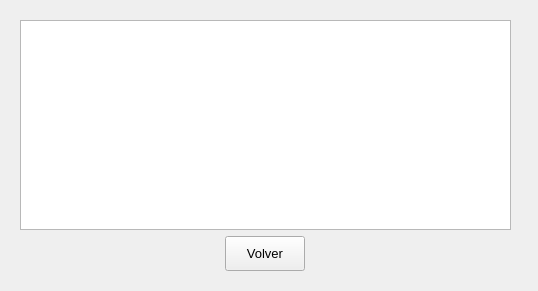
Old version of the form appv2/Qt/view_serial.ui in the repository nvargas24/PocketCube.
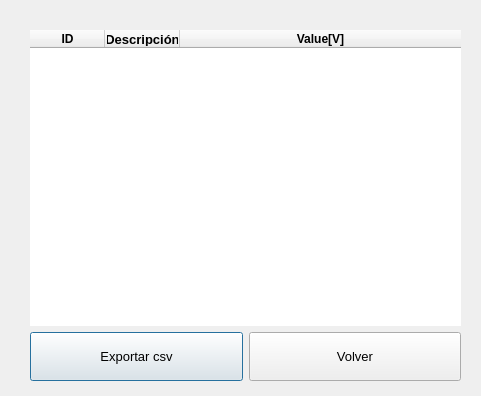
New version of the form.

Commit message: add ventana para ver datos seriales

Diff of the .ui file:
```diff
--- a/appv2/Qt/view_serial.ui
+++ b/appv2/Qt/view_serial.ui
@@ -1,13 +1,13 @@
 <?xml version="1.0" encoding="UTF-8"?>
 <ui version="4.0">
- <class>Form</class>
- <widget class="QWidget" name="Form">
+ <class>SerialData</class>
+ <widget class="QDialog" name="SerialData">
   <property name="geometry">
    <rect>
     <x>0</x>
     <y>0</y>
-    <width>538</width>
-    <height>291</height>
+    <width>481</width>
+    <height>396</height>
    </rect>
   </property>
   <property name="windowTitle">
@@ -16,29 +16,162 @@
   <widget class="QWidget" name="verticalLayoutWidget">
    <property name="geometry">
     <rect>
-     <x>20</x>
-     <y>20</y>
-     <width>491</width>
-     <height>251</height>
+     <x>30</x>
+     <y>30</y>
+     <width>431</width>
+     <height>351</height>
     </rect>
    </property>
    <layout class="QVBoxLayout" name="verticalLayout" stretch="6,1">
     <item>
-     <layout class="QHBoxLayout" name="horizontalLayout_2" stretch="4,6">
+     <layout class="QHBoxLayout" name="horizontalLayout_2" stretch="0">
       <item>
-       <widget class="QTableWidget" name="table_serial"/>
-      </item>
-      <item>
-       <layout class="QHBoxLayout" name="plot_serial"/>
+       <widget class="QTableWidget" name="table_serial_2">
+        <property name="font">
+         <font>
+          <pointsize>10</pointsize>
+         </font>
+        </property>
+        <property name="layoutDirection">
+         <enum>Qt::LeftToRight</enum>
+        </property>
+        <property name="frameShape">
+         <enum>QFrame::NoFrame</enum>
+        </property>
+        <property name="frameShadow">
+         <enum>QFrame::Raised</enum>
+        </property>
+        <property name="lineWidth">
+         <number>1</number>
+        </property>
+        <property name="midLineWidth">
+         <number>0</number>
+        </property>
+        <property name="verticalScrollBarPolicy">
+         <enum>Qt::ScrollBarAsNeeded</enum>
+        </property>
+        <property name="autoScrollMargin">
+         <number>4</number>
+        </property>
+        <property name="editTriggers">
+         <set>QAbstractItemView::NoEditTriggers</set>
+        </property>
+        <property name="alternatingRowColors">
+         <bool>true</bool>
+        </property>
+        <property name="selectionBehavior">
+         <enum>QAbstractItemView::SelectRows</enum>
+        </property>
+        <property name="textElideMode">
+         <enum>Qt::ElideRight</enum>
+        </property>
+        <property name="showGrid">
+         <bool>true</bool>
+        </property>
+        <property name="sortingEnabled">
+         <bool>false</bool>
+        </property>
+        <property name="wordWrap">
+         <bool>true</bool>
+        </property>
+        <property name="rowCount">
+         <number>0</number>
+        </property>
+        <property name="columnCount">
+         <number>3</number>
+        </property>
+        <attribute name="horizontalHeaderCascadingSectionResizes">
+         <bool>false</bool>
+        </attribute>
+        <attribute name="horizontalHeaderDefaultSectionSize">
+         <number>75</number>
+        </attribute>
+        <attribute name="horizontalHeaderStretchLastSection">
+         <bool>true</bool>
+        </attribute>
+        <attribute name="verticalHeaderVisible">
+         <bool>false</bool>
+        </attribute>
+        <attribute name="verticalHeaderMinimumSectionSize">
+         <number>20</number>
+        </attribute>
+        <attribute name="verticalHeaderDefaultSectionSize">
+         <number>20</number>
+        </attribute>
+        <column>
+         <property name="text">
+          <string>ID</string>
+         </property>
+         <property name="font">
+          <font>
+           <pointsize>9</pointsize>
+           <weight>75</weight>
+           <bold>true</bold>
+          </font>
+         </property>
+         <property name="textAlignment">
+          <set>AlignCenter</set>
+         </property>
+        </column>
+        <column>
+         <property name="text">
+          <string>Descripción</string>
+         </property>
+         <property name="font">
+          <font>
+           <family>MS Shell Dlg 2</family>
+           <weight>75</weight>
+           <bold>true</bold>
+          </font>
+         </property>
+         <property name="textAlignment">
+          <set>AlignCenter</set>
+         </property>
+        </column>
+        <column>
+         <property name="text">
+          <string>Value[V]</string>
+         </property>
+         <property name="font">
+          <font>
+           <pointsize>9</pointsize>
+           <weight>75</weight>
+           <bold>true</bold>
+          </font>
+         </property>
+         <property name="textAlignment">
+          <set>AlignCenter</set>
+         </property>
+        </column>
+       </widget>
       </item>
      </layout>
     </item>
     <item>
-     <layout class="QHBoxLayout" name="horizontalLayout_3">
+     <layout class="QHBoxLayout" name="horizontalLayout_3" stretch="1,1">
+      <item>
+       <widget class="QPushButton" name="pushButton">
+        <property name="sizePolicy">
+         <sizepolicy hsizetype="Expanding" vsizetype="Expanding">
+          <horstretch>0</horstretch>
+          <verstretch>0</verstretch>
+         </sizepolicy>
+        </property>
+        <property name="font">
+         <font>
+          <family>Segoe UI</family>
+          <pointsize>10</pointsize>
+         </font>
+        </property>
+        <property name="text">
+         <string>Exportar csv</string>
+        </property>
+       </widget>
+      </item>
       <item>
        <widget class="QPushButton" name="btn_volver">
         <property name="sizePolicy">
-         <sizepolicy hsizetype="Fixed" vsizetype="Expanding">
+         <sizepolicy hsizetype="Expanding" vsizetype="Expanding">
           <horstretch>0</horstretch>
           <verstretch>0</verstretch>
          </sizepolicy>
```
Left out of the diff: 2 changed lines with no effect on the pictures. The commit also changes 4 other files.
